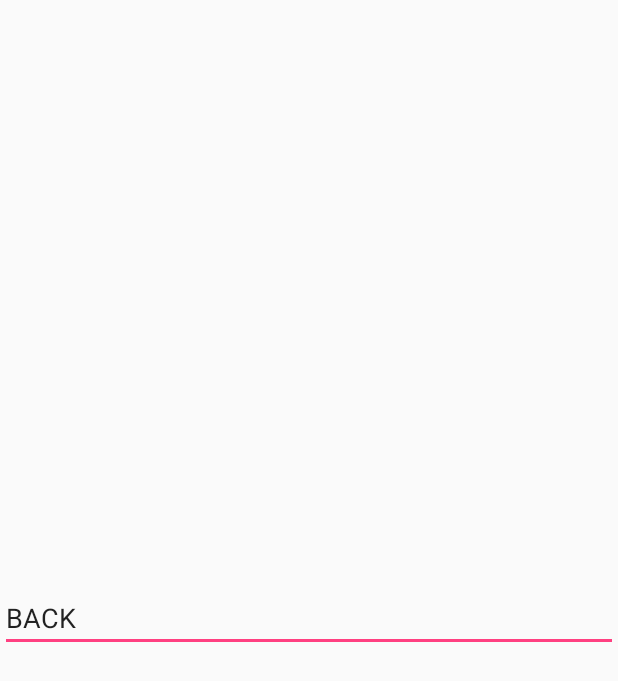
After one commit to coding-polarbear/NeverEndingNightmare, an Android app: the MoneyBackActivity screen opened directly, with no data from a screen before it, on a phone screen of 412 x 824 dp. The commit adds this screen. Shown: the top 681 px of the screen. Run offline under Robolectric (Android 15) with nearby library versions, the phone set to English and light mode, and no system bars.

Commit message:
money back, send page

```diff
--- /dev/null
+++ b/app/src/main/java/com/example/baehyeonbin/neverending_nightmare/MoneyBackActivity.kt
@@ -0,0 +1,14 @@
+package com.example.baehyeonbin.neverending_nightmare
+
+import android.os.Bundle
+import android.support.v7.app.AppCompatActivity
+import kotlinx.android.synthetic.main.acrivity_moneyback.*
+
+class MoneyBackActivity : AppCompatActivity(){
+    override fun onCreate(savedInstanceState: Bundle?) {
+        super.onCreate(savedInstanceState)
+        setContentView(R.layout.acrivity_moneyback)
+
+        back_edittext.setText("BACK")
+    }
+}
--- /dev/null
+++ b/app/src/main/res/layout/acrivity_moneyback.xml
@@ -0,0 +1,12 @@
+<?xml version="1.0" encoding="utf-8"?>
+<RelativeLayout
+    xmlns:android="http://schemas.android.com/apk/res/android" android:layout_width="match_parent"
+    android:layout_height="match_parent">
+
+    <EditText
+        android:id="@+id/back_edittext"
+        android:layout_width="match_parent"
+        android:layout_height="wrap_content"
+        android:layout_centerInParent="true" />
+
+</RelativeLayout>
```
Also changed, not shown: app/src/main/AndroidManifest.xml (+17 -3 lines), app/src/main/java/com/example/baehyeonbin/neverending_nightmare/MoneySendActivity.kt (added, +14 -0 lines), app/src/main/java/com/example/baehyeonbin/neverending_nightmare/WorkOutActivity.kt (+13 -0 lines), app/src/main/res/layout/activity_moneysend.xml (added, +12 -0 lines).
